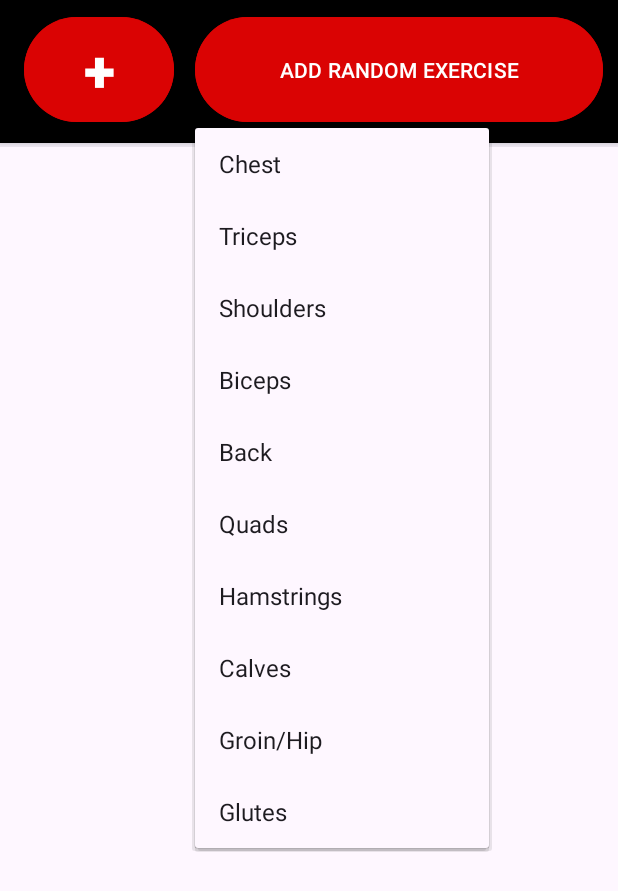
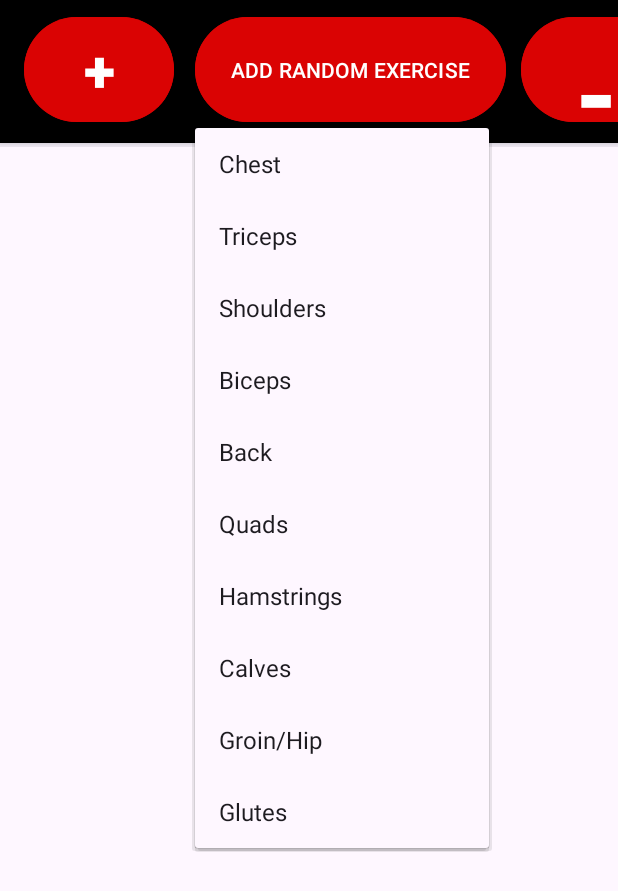
Before and after one commit to JeremyPFrank/Workout_App, an Android app: the Workouts_Home screen opened directly, with no data from a screen before it, after a tap on "ADD RANDOM EXERCISE", on a phone screen of 412 x 824 dp. Shown: the top 891 px of the screen. Run offline under Robolectric (Android 15) with nearby library versions, the phone set to English and light mode, and no system bars.

Commit message:
Added remove workout button in activity_workouts_home.xml

```diff
--- a/app/src/main/res/layout/activity_workouts_home.xml
+++ b/app/src/main/res/layout/activity_workouts_home.xml
@@ -42,9 +42,10 @@
                     android:layout_margin="10dp"
                     android:backgroundTint="#DA0303"
                     android:text="+" />
+
                 <com.google.android.material.button.MaterialButton
                     android:id="@+id/randomworkout"
-                    android:layout_width="match_parent"
+                    android:layout_width="wrap_content"
                     android:layout_height="match_parent"
                     android:layout_marginTop="10dp"
                     android:layout_marginBottom="10dp"
@@ -54,6 +55,19 @@
                     android:backgroundTint="#DA0303"
                     android:onClick="onClickFindWorkout"
                     />
+                <com.google.android.material.button.MaterialButton
+                    android:id="@+id/removeworkout"
+                    android:layout_width="150px"
+                    android:layout_height="match_parent"
+                    android:textSize="100px"
+                    android:layout_marginTop="10dp"
+                    android:textStyle="bold"
+                    android:layout_marginBottom="10dp"
+                    android:backgroundTint="#DA0303"
+                    android:text="-" />
+
+
+
             </androidx.appcompat.widget.Toolbar>
         </com.google.android.material.appbar.CollapsingToolbarLayout>
     </com.google.android.material.appbar.AppBarLayout>
```
